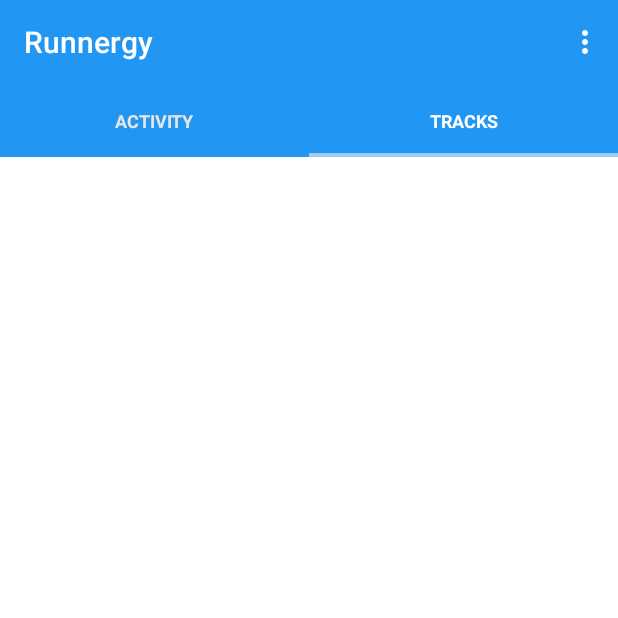
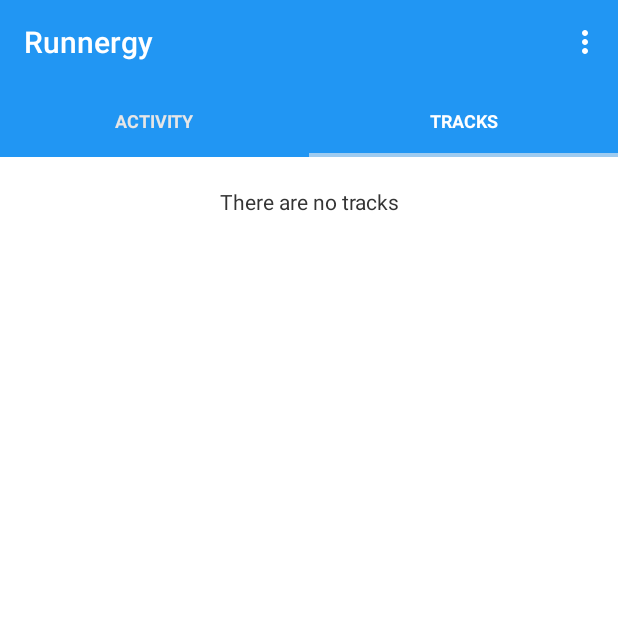
Before and after one commit to Feichta/Runnergy, an Android app: the screen it shows after launch (MainActivity), after a tap on "TRACKS", on a phone screen of 412 x 824 dp, the top half of it. Run offline under Robolectric (Android 15) with nearby library versions, the phone set to English and light mode, and no system bars.

Commit message:
Fixed bug: Show a TextView if there are no Tracks or Activities

```diff
--- a/app/src/main/java/com/ffeichta/runnergy/gui/fragments/TracksFragment.java
+++ b/app/src/main/java/com/ffeichta/runnergy/gui/fragments/TracksFragment.java
@@ -17,6 +17,7 @@ import android.widget.AbsListView;
 import android.widget.AdapterView;
 import android.widget.ExpandableListView;
 import android.widget.ListView;
+import android.widget.TextView;
 
 import com.ffeichta.runnergy.R;
 import com.ffeichta.runnergy.gui.activities.ActivitiesActivity;
@@ -36,6 +37,7 @@ public class TracksFragment extends Fragment {
     private ArrayList<Track> selection = null;
     private ArrayList<Track> tracks = null;
     private ListView listView = null;
+    private TextView empty = null;
     private TrackAdapter trackAdapter = null;
 
     @Override
@@ -44,12 +46,17 @@ public class TracksFragment extends Fragment {
         View v = inflater.inflate(R.layout.tracks_fragment, container, false);
 
         listView = (ListView) v.findViewById(R.id.listviewTracks);
+        empty = (TextView) v.findViewById(R.id.tracksEmpty);
         tracks = DBAccessHelper.getInstance(getContext()).getTracks();
 
         selection = new ArrayList<>();
 
         if (tracks == null) {
             tracks = new ArrayList<>();
+            empty.setVisibility(View.VISIBLE);
+            empty.setText(getResources().getString(R.string.tracks_empty));
+        } else {
+            empty.setVisibility(View.GONE);
         }
 
         trackAdapter = new TrackAdapter(this.getActivity(), tracks);
@@ -148,12 +155,10 @@ public class TracksFragment extends Fragment {
         listView.setOnItemClickListener(new AdapterView.OnItemClickListener() {
             @Override
             public void onItemClick(AdapterView<?> parent, View view, int position, long id) {
-                if (tracks.get(position).getActivities() != null) {
-                    Intent i = new Intent(getActivity(),
-                            ActivitiesActivity.class);
-                    i.putExtra("track", tracks.get(position));
-                    startActivityForResult(i, 0);
-                }
+                Intent i = new Intent(getActivity(),
+                        ActivitiesActivity.class);
+                i.putExtra("track", tracks.get(position));
+                startActivityForResult(i, 0);
             }
         });
         return v;
@@ -180,6 +185,8 @@ public class TracksFragment extends Fragment {
         tracks = DBAccessHelper.getInstance(getContext()).getTracks();
         if (tracks == null) {
             tracks = new ArrayList<>();
+            empty.setVisibility(View.VISIBLE);
+            empty.setText(getResources().getString(R.string.tracks_empty));
         }
         trackAdapter.notifyDataSetChanged();
         trackAdapter = new TrackAdapter(this.getActivity(), tracks);
--- a/app/src/main/res/layout/tracks_fragment.xml
+++ b/app/src/main/res/layout/tracks_fragment.xml
@@ -4,6 +4,15 @@
                 android:layout_height="match_parent"
                 android:background="@color/background"
                 android:orientation="vertical">
+
+    <TextView
+        android:id="@+id/tracksEmpty"
+        android:layout_width="match_parent"
+        android:layout_height="wrap_content"
+        android:layout_marginTop="30px"
+        android:gravity="center_horizontal"
+        android:textAppearance="?android:attr/textAppearanceSmall"
+        android:visibility="gone"/>
 
     <ListView
         android:id="@+id/listviewTracks"
--- a/app/src/main/res/values/strings.xml
+++ b/app/src/main/res/values/strings.xml
@@ -28,6 +28,9 @@
     <string name="dialog_delete_track_message">Dou you really want to delete the selected tracks
         and their activities?</string>
 
+    <!-- TracksFragment.java -->
+    <string name="tracks_empty">There are no tracks</string>
+
     <!-- TrackAdapter.java -->
     <string name="track_adapter_singular">\u0020activity</string>
     <string name="track_adapter_plural">\u0020activities</string>
@@ -35,6 +38,7 @@
     <!-- ActivitiesActivity.java -->
     <string name="dialog_delete_activity_message">Dou you really want to delete the selected
         activities?</string>
+    <string name="activities_empty">There are no activities in this track</string>
 
     <!-- MapsActivity.java -->
     <string name="maps_activity_start">Start comparison</string>
```
Also changed, not shown: app/src/main/java/com/ffeichta/runnergy/gui/activities/ActivitiesActivity.java (+7 -0 lines), app/src/main/res/layout/activities_activity.xml (+9 -0 lines), 1 other file.
